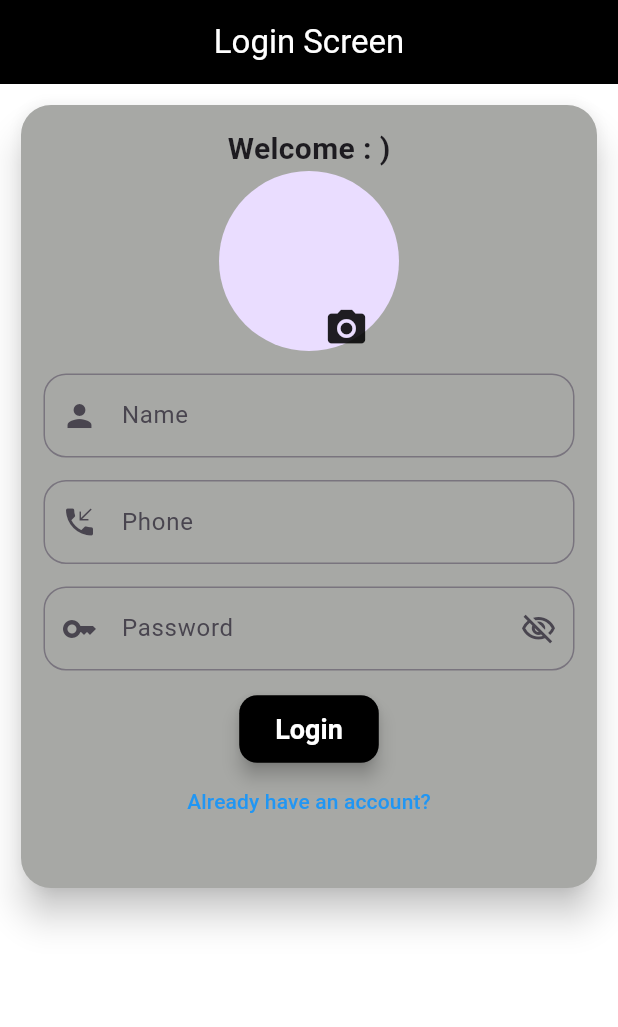
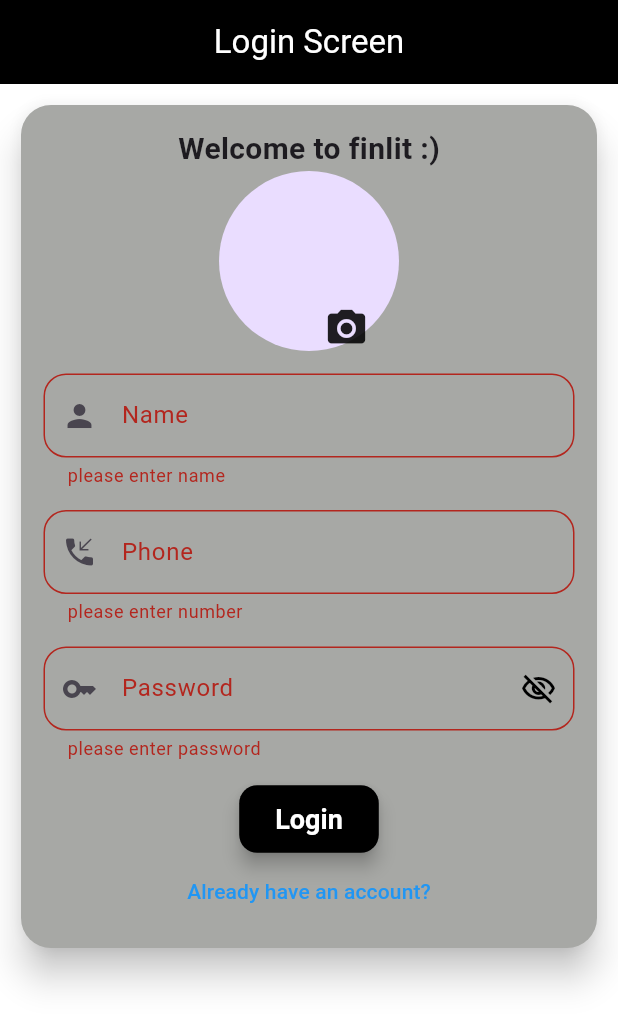
Before and after one commit to Hemanthmuvvala/finlitapp, a Flutter app: the screen it shows after launch, after a tap on "Login", on a phone screen of 412 x 824 dp. Shown: the top 1027 px of the screen. Run offline on Flutter 3.47's test engine with Material 3 defaults, Android fonts, the phone set to English and light mode, and no system bars; our stand-ins replace image_picker.

Commit message:
added form validation

```diff
--- a/lib/loginscreen.dart
+++ b/lib/loginscreen.dart
@@ -13,7 +13,10 @@ class Loginscreen extends StatefulWidget {
 class _LoginscreenState extends State<Loginscreen> {
   SizedBox textFieldDefault = const SizedBox(height: 15);
   bool passwordVisibility = false;
-  XFile ? pickedXfile;
+  XFile? pickedXfile;
+  final _fromValidator = GlobalKey<FormState>();
+  // bool validCheck = false;
+
   @override
   Widget build(BuildContext context) {
     return Scaffold(
@@ -27,48 +30,51 @@ class _LoginscreenState extends State<Loginscreen> {
         backgroundColor: Colors.black,
       ),
       body: SingleChildScrollView(
-
+        child: Form(
+          key: _fromValidator,
           child: SizedBox(
-
-          height:550,
-          width:550,
+            height: 590,
+            width: 550,
             child: Padding(
               padding: const EdgeInsets.all(10.0),
               child: Card(
-              color:const Color.fromARGB(255, 167, 168, 165),
-              elevation:10,
+                color: const Color.fromARGB(255, 167, 168, 165),
+                elevation: 10,
                 shape: RoundedRectangleBorder(
-                borderRadius:BorderRadius.circular(20),
+                  borderRadius: BorderRadius.circular(20),
                 ),
                 child: Column(
                   // mainAxisAlignment:MainAxisAlignment.center,
                   children: [
                     textFieldDefault,
                     const Text(
-                    'Welcome : )',
-                    style: TextStyle(fontSize: 20, fontWeight: FontWeight.bold),
+                      'Welcome to finlit :)',
+                      style:
+                          TextStyle(fontSize: 20, fontWeight: FontWeight.bold),
                     ),
-                  Stack(children: [pickedXfile!= null?
-                    CircleAvatar(
+                    Stack(children: [
+                      pickedXfile != null
+                          ? CircleAvatar(
                               radius: 60,
-                      backgroundImage:FileImage(File(pickedXfile!.path)),
-                    ): const CircleAvatar(
+                              backgroundImage:
+                                  FileImage(File(pickedXfile!.path)),
+                            )
+                          : const CircleAvatar(
                               radius: 60,
                             ),
                       Positioned(
                           bottom: 0,
                           right: 20,
                           child: InkWell(
-                            onTap: () async{
+                              onTap: () async {
                                 ImagePicker imagepicker = ImagePicker();
-                          pickedXfile  = await imagepicker.pickImage(source: ImageSource.gallery);
-                          if(pickedXfile!=null){
-                            setState(() {
-
-                            });
+                                pickedXfile = await imagepicker.pickImage(
+                                  source: ImageSource.gallery,
+                                  // preferredCameraDevice:CameraDevice.front
+                                );
+                                if (pickedXfile != null) {
+                                  setState(() {});
                                 }
-
-
                               },
                               child: const Icon(
                                 Icons.photo_camera,
@@ -77,26 +83,41 @@ class _LoginscreenState extends State<Loginscreen> {
                     ]),
                     textFieldDefault,
                     Padding(
-                    padding: const EdgeInsets.fromLTRB(15,0,15,0),
+                      padding: const EdgeInsets.fromLTRB(15, 0, 15, 0),
                       child: TextFormField(
                         maxLength: 24,
+                        validator: (value) {
+                          if (value == null || value.isEmpty) {
+                            return 'please enter name';
+                          }
+                          return null;
+                        },
                         decoration: InputDecoration(
                           hintText: "Enter Name",
-                        label:const  Text('Name'),
+                          label: const Text('Name'),
                           border: OutlineInputBorder(
                             borderRadius: BorderRadius.circular(15),
                           ),
-                        prefixIcon:const Icon(Icons.person),
+                          prefixIcon: const Icon(Icons.person),
                           counterText: "",
+                          focusColor: Colors.black,
                         ),
                       ),
                     ),
                     textFieldDefault,
                     Padding(
-                  padding: const EdgeInsets.fromLTRB(15,0,15,0),
+                      padding: const EdgeInsets.fromLTRB(15, 0, 15, 0),
                       child: TextFormField(
                         maxLength: 10,
                         keyboardType: const TextInputType.numberWithOptions(),
+                        validator: (value) {
+                          if (value == null || value.isEmpty) {
+                            return 'please enter number';
+                          } else if (value.length < 10) {
+                            return 'please enter a valid number';
+                          }
+                          return null;
+                        },
                         decoration: InputDecoration(
                           hintText: "Phone",
                           label: const Text('Phone'),
@@ -105,15 +126,28 @@ class _LoginscreenState extends State<Loginscreen> {
                           ),
                           prefixIcon: const Icon(Icons.phone_callback),
                           counterText: "",
+                          focusColor: Colors.black,
                         ),
                       ),
                     ),
                     textFieldDefault,
                     Padding(
-                   padding: const EdgeInsets.fromLTRB(15,0,15,0),
+                      padding: const EdgeInsets.fromLTRB(15, 0, 15, 0),
                       child: TextFormField(
                         maxLength: 8,
                         obscureText: !passwordVisibility,
+                        validator: (value) {
+                          final bool validPassword = RegExp(
+                                  r'^(?=.*[!@#$%^&*(),.?":{}|<>])[A-Za-z\d!@#$%^&*(),.?":{}|<>]{8,}$')
+                              .hasMatch(value ?? '');
+
+                          if (value == null || value.isEmpty) {
+                            return 'please enter password';
+                          } else if (!validPassword) {
+                            return 'password contains 8 charecters and  atleast one \nspecial charecter';
+                          }
+                          return null;
+                        },
                         decoration: InputDecoration(
                           hintText: "Password",
                           label: const Text('Password'),
@@ -122,29 +156,40 @@ class _LoginscreenState extends State<Loginscreen> {
                           ),
                           prefixIcon: const Icon(Icons.key),
                           counterText: "",
+                          focusColor: Colors.black,
                           suffixIcon: GestureDetector(
                             onTap: () {
                               setState(() {
                                 passwordVisibility = !passwordVisibility;
                               });
                             },
-                          child: Icon(passwordVisibility
+                            child: Icon(
+                              passwordVisibility
                                   ? Icons.visibility_outlined
-                              : Icons.visibility_off_outlined),
+                                  : Icons.visibility_off_outlined,
+                              color: Colors.black,
+                            ),
                           ),
                         ),
                       ),
                     ),
                     textFieldDefault,
                     ElevatedButton(
-                    onPressed: () {},
+                      onPressed: () {
+                        if (_fromValidator.currentState!.validate()) {
+                          ScaffoldMessenger.of(context).showSnackBar(
+
+                              const SnackBar(backgroundColor:Color.fromARGB(255, 167, 168, 165),
+                                  content: Text('Login successful')));
+                        }
+                      },
                       style: ElevatedButton.styleFrom(
                         backgroundColor: Colors.black,
                         foregroundColor: Colors.white,
-                      padding:
-                          const EdgeInsets.symmetric(horizontal: 24, vertical: 12),
-                      textStyle:
-                          const TextStyle(fontSize: 18, fontWeight: FontWeight.bold),
+                        padding: const EdgeInsets.symmetric(
+                            horizontal: 24, vertical: 12),
+                        textStyle: const TextStyle(
+                            fontSize: 18, fontWeight: FontWeight.bold),
                         shape: RoundedRectangleBorder(
                           borderRadius: BorderRadius.circular(12),
                         ),
@@ -165,6 +210,7 @@ class _LoginscreenState extends State<Loginscreen> {
             ),
           ),
         ),
+      ),
     );
   }
 }
```
Also changed, not shown: 1 other file. Lines whose indentation alone changed are shown as unchanged.
